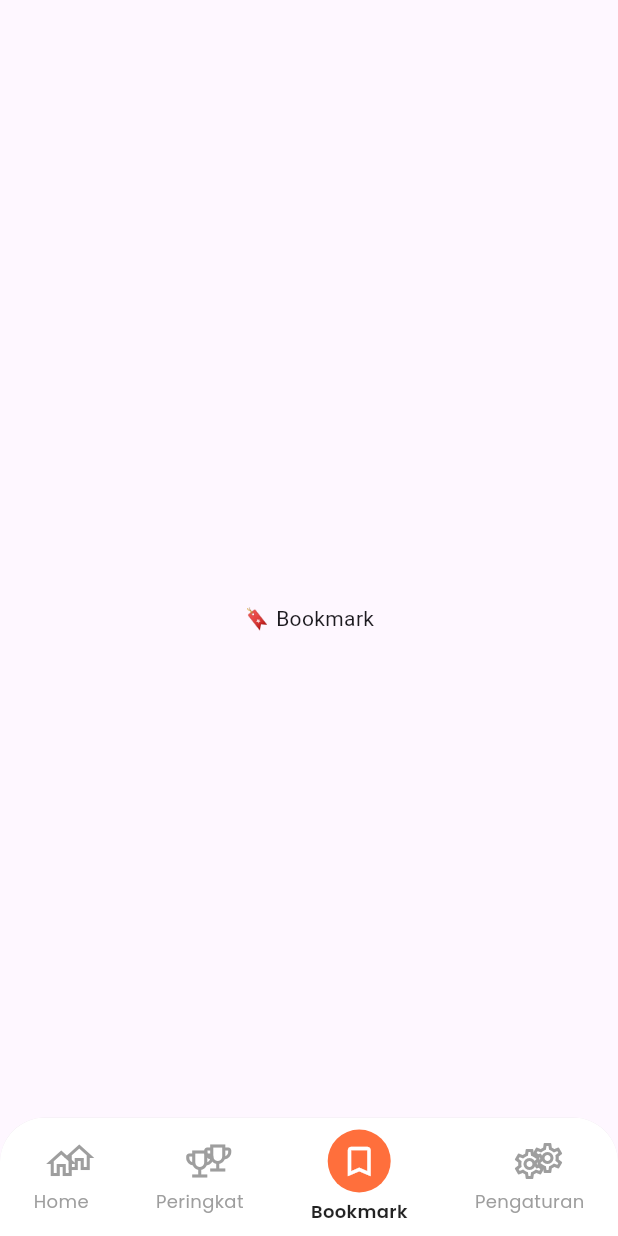
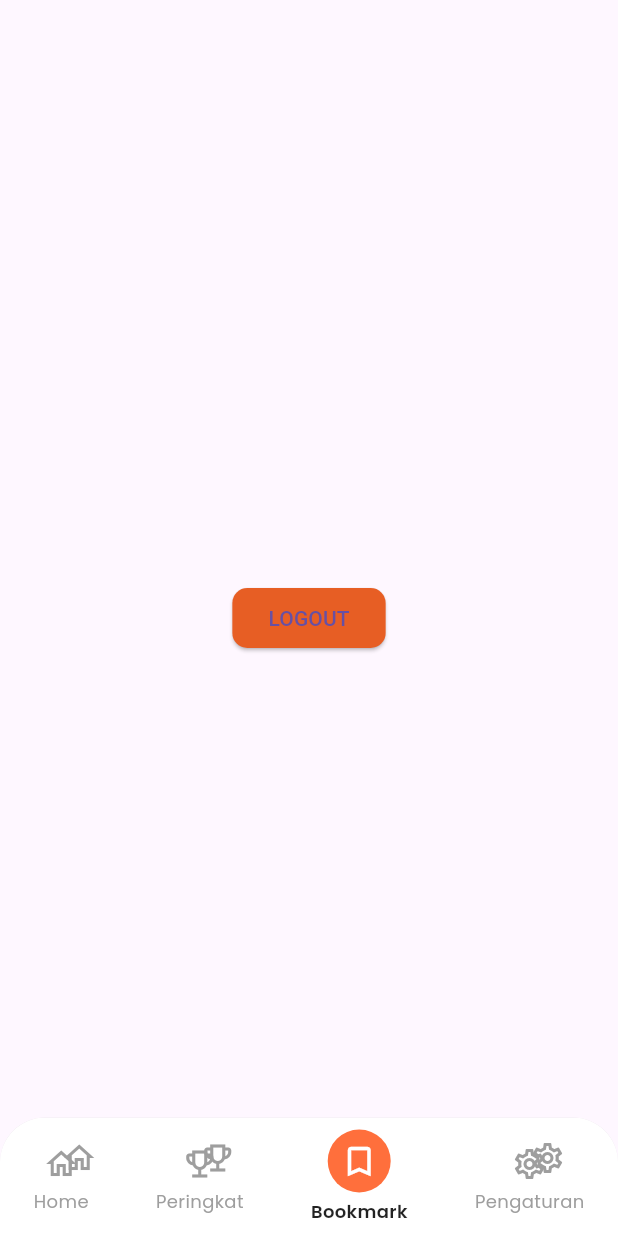
Before and after one commit to Faqihasyari/animated, a Flutter app: the BottomNavView screen opened by its route, item 3 of the bottom bar chosen, on a phone screen of 412 x 824 dp. Run offline on Flutter 3.47's test engine with Material 3 defaults, Android fonts, the phone set to English and light mode, and no system bars; our stand-ins replace get, google_fonts, material_design_icons_flutter, shared_preferences; accounts and stored records are empty; network calls fail.

Commit message:
btn logout

```diff
--- a/lib/app/modules/bottomnav/view/bottomnav_view.dart
+++ b/lib/app/modules/bottomnav/view/bottomnav_view.dart
@@ -1,6 +1,7 @@
 import 'package:flutter/material.dart';
 import 'package:flutter_application_1/app/modules/bottomnav/controller/bottomnav_controller.dart';
 import 'package:flutter_application_1/app/modules/leaderboard/views/leaderboard_views.dart';
+import 'package:flutter_application_1/app/modules/setting/view/setting_view.dart';
 import 'package:get/get.dart';
 import 'package:google_fonts/google_fonts.dart';
 
@@ -16,7 +17,7 @@ class BottomNavView extends GetView<BottomNavController> {
     final List<Widget> pages = const [
       HomeView(),
       LeaderboardView(),
-      Center(child: Text("🔖 Bookmark")),
+      SettingView(),
       Center(child: Text("⚙️ Pengaturan")),
     ];
 
--- a/lib/app/modules/setting/view/setting_view.dart
+++ b/lib/app/modules/setting/view/setting_view.dart
@@ -1,4 +1,5 @@
 import 'package:flutter/material.dart';
+import 'package:flutter_application_1/color.dart';
 
 class SettingView extends StatefulWidget {
   const SettingView({super.key});
@@ -10,6 +11,19 @@ class SettingView extends StatefulWidget {
 class _SettingViewState extends State<SettingView> {
   @override
   Widget build(BuildContext context) {
-    return const Placeholder();
+    return Scaffold(
+      body: Center(
+        child: ElevatedButton(
+          style: ElevatedButton.styleFrom(
+            backgroundColor: btnquiz,
+            shape: RoundedRectangleBorder(
+              borderRadius: BorderRadiusGeometry.circular(10),
+            ),
+          ),
+          onPressed: () {},
+          child: Text("LOGOUT"),
+        ),
+      ),
+    );
   }
 }
--- a/lib/main.dart
+++ b/lib/main.dart
@@ -35,7 +35,7 @@ class MainApp extends StatelessWidget {
       debugShowCheckedModeBanner: false,
       // ✅ HAPUS initialBinding atau ganti dengan Binding yang tepat
       initialBinding: HomeBinding(),
-      home: const SplashScreen(),
+      home: const BottomNavView(),
       getPages: [
         GetPage(
           name: '/signin',
```
